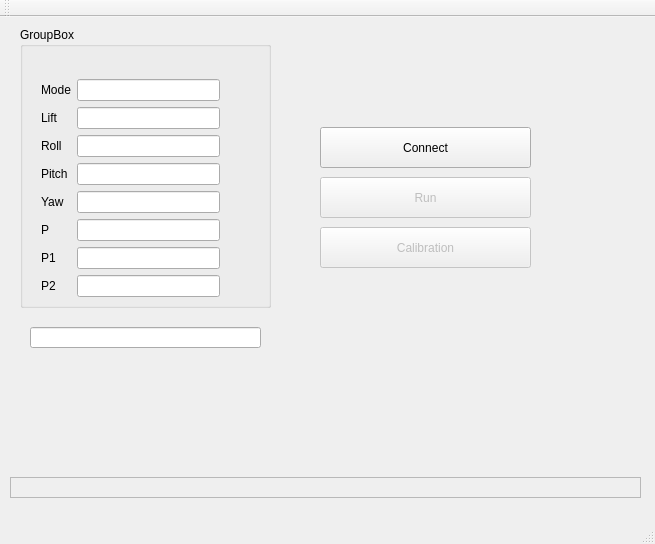
First picture: the form in pc/GUI/mainwindow.ui, repository Imara90/ERTS, before the edit.
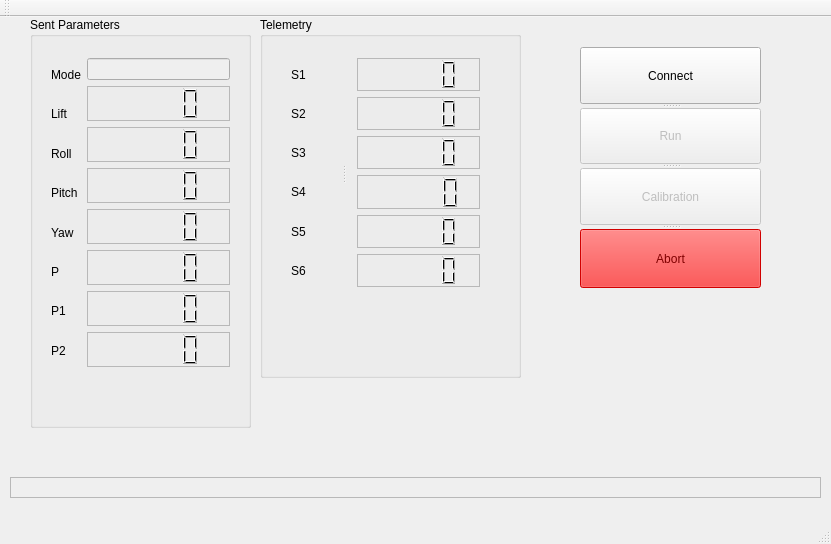
Second picture: the form after the edit.

Commit message:
Package.h modified - Clip lift values 0-255 - Clip the input Data array as well
GUI
- Telemetry display controls were added
- Mode,Roll,Pitch,Yaw and P gains display controls are included to
visualize what is sent.

The edit to the form file:
```diff
--- a/pc/GUI/mainwindow.ui
+++ b/pc/GUI/mainwindow.ui
@@ -6,7 +6,7 @@
    <rect>
     <x>0</x>
     <y>0</y>
-    <width>655</width>
+    <width>831</width>
     <height>544</height>
    </rect>
   </property>
@@ -14,31 +14,12 @@
    <string>MainWindow</string>
   </property>
   <widget class="QWidget" name="centralWidget">
-   <widget class="QPushButton" name="RunButt">
-    <property name="enabled">
-     <bool>false</bool>
-    </property>
-    <property name="geometry">
-     <rect>
-      <x>320</x>
-      <y>160</y>
-      <width>211</width>
-      <height>41</height>
-     </rect>
-    </property>
-    <property name="toolTip">
-     <string>Controls the QR</string>
-    </property>
-    <property name="text">
-     <string>Run</string>
-    </property>
-   </widget>
    <widget class="QLabel" name="StatusLbl">
     <property name="geometry">
      <rect>
       <x>10</x>
       <y>460</y>
-      <width>631</width>
+      <width>811</width>
       <height>21</height>
      </rect>
     </property>
@@ -58,14 +39,14 @@
    <widget class="QGroupBox" name="groupBox">
     <property name="geometry">
      <rect>
-      <x>20</x>
-      <y>10</y>
-      <width>251</width>
-      <height>281</height>
+      <x>30</x>
+      <y>0</y>
+      <width>221</width>
+      <height>411</height>
      </rect>
     </property>
     <property name="title">
-     <string>GroupBox</string>
+     <string>Sent Parameters</string>
     </property>
     <widget class="QWidget" name="gridLayoutWidget">
      <property name="geometry">
@@ -73,7 +54,7 @@
        <x>10</x>
        <y>30</y>
        <width>201</width>
-       <height>262</height>
+       <height>331</height>
       </rect>
      </property>
      <layout class="QGridLayout" name="gridLayout">
@@ -141,57 +122,108 @@
        <layout class="QVBoxLayout" name="verticalLayout">
         <item>
          <widget class="QLineEdit" name="ModeSel">
+          <property name="enabled">
+           <bool>false</bool>
+          </property>
+          <property name="focusPolicy">
+           <enum>Qt::NoFocus</enum>
+          </property>
+          <property name="frame">
+           <bool>true</bool>
+          </property>
           <property name="readOnly">
            <bool>true</bool>
           </property>
          </widget>
         </item>
         <item>
-         <widget class="QLineEdit" name="Lift">
-          <property name="readOnly">
-           <bool>true</bool>
+         <widget class="QLCDNumber" name="Lift">
+          <property name="frameShape">
+           <enum>QFrame::StyledPanel</enum>
           </property>
+          <property name="frameShadow">
+           <enum>QFrame::Raised</enum>
+          </property>
+          <property name="mode">
+           <enum>QLCDNumber::Dec</enum>
+          </property>
          </widget>
         </item>
         <item>
-         <widget class="QLineEdit" name="Roll">
-          <property name="readOnly">
-           <bool>true</bool>
+         <widget class="QLCDNumber" name="Roll">
+          <property name="frameShape">
+           <enum>QFrame::StyledPanel</enum>
           </property>
+          <property name="frameShadow">
+           <enum>QFrame::Raised</enum>
+          </property>
+          <property name="mode">
+           <enum>QLCDNumber::Dec</enum>
+          </property>
          </widget>
         </item>
         <item>
-         <widget class="QLineEdit" name="Pitch">
-          <property name="readOnly">
-           <bool>true</bool>
+         <widget class="QLCDNumber" name="Pitch">
+          <property name="frameShape">
+           <enum>QFrame::StyledPanel</enum>
           </property>
+          <property name="frameShadow">
+           <enum>QFrame::Raised</enum>
+          </property>
+          <property name="mode">
+           <enum>QLCDNumber::Dec</enum>
+          </property>
          </widget>
         </item>
         <item>
-         <widget class="QLineEdit" name="Yaw">
-          <property name="readOnly">
-           <bool>true</bool>
+         <widget class="QLCDNumber" name="Yaw">
+          <property name="frameShape">
+           <enum>QFrame::StyledPanel</enum>
           </property>
+          <property name="frameShadow">
+           <enum>QFrame::Raised</enum>
+          </property>
+          <property name="mode">
+           <enum>QLCDNumber::Dec</enum>
+          </property>
          </widget>
         </item>
         <item>
-         <widget class="QLineEdit" name="P">
-          <property name="readOnly">
-           <bool>true</bool>
+         <widget class="QLCDNumber" name="P">
+          <property name="frameShape">
+           <enum>QFrame::StyledPanel</enum>
           </property>
+          <property name="frameShadow">
+           <enum>QFrame::Raised</enum>
+          </property>
+          <property name="mode">
+           <enum>QLCDNumber::Dec</enum>
+          </property>
          </widget>
         </item>
         <item>
-         <widget class="QLineEdit" name="P1">
-          <property name="readOnly">
-           <bool>true</bool>
+         <widget class="QLCDNumber" name="P1">
+          <property name="frameShape">
+           <enum>QFrame::StyledPanel</enum>
           </property>
+          <property name="frameShadow">
+           <enum>QFrame::Raised</enum>
+          </property>
+          <property name="mode">
+           <enum>QLCDNumber::Dec</enum>
+          </property>
          </widget>
         </item>
         <item>
-         <widget class="QLineEdit" name="P2">
-          <property name="readOnly">
-           <bool>true</bool>
+         <widget class="QLCDNumber" name="P2">
+          <property name="frameShape">
+           <enum>QFrame::StyledPanel</enum>
+          </property>
+          <property name="frameShadow">
+           <enum>QFrame::Raised</enum>
+          </property>
+          <property name="mode">
+           <enum>QLCDNumber::Dec</enum>
           </property>
          </widget>
         </item>
@@ -200,44 +232,636 @@
      </layout>
     </widget>
    </widget>
-   <widget class="QPushButton" name="pushButton_2">
-    <property name="enabled">
-     <bool>false</bool>
-    </property>
+   <widget class="QGroupBox" name="groupBox_2">
     <property name="geometry">
      <rect>
-      <x>320</x>
-      <y>210</y>
-      <width>211</width>
-      <height>41</height>
+      <x>260</x>
+      <y>0</y>
+      <width>261</width>
+      <height>361</height>
      </rect>
     </property>
-    <property name="text">
-     <string>Calibration</string>
+    <property name="title">
+     <string>Telemetry</string>
     </property>
-   </widget>
-   <widget class="QLineEdit" name="PkgTxtBox">
-    <property name="geometry">
-     <rect>
-      <x>30</x>
-      <y>310</y>
-      <width>231</width>
-      <height>21</height>
-     </rect>
+    <property name="alignment">
+     <set>Qt::AlignJustify|Qt::AlignTop</set>
     </property>
+    <property name="flat">
+     <bool>false</bool>
+    </property>
+    <property name="checkable">
+     <bool>false</bool>
+    </property>
+    <widget class="QSplitter" name="splitter">
+     <property name="geometry">
+      <rect>
+       <x>20</x>
+       <y>30</y>
+       <width>211</width>
+       <height>251</height>
+      </rect>
+     </property>
+     <property name="orientation">
+      <enum>Qt::Horizontal</enum>
+     </property>
+     <widget class="QWidget" name="layoutWidget">
+      <layout class="QVBoxLayout" name="verticalLayout_3">
+       <item>
+        <widget class="QLabel" name="label_9">
+         <property name="text">
+          <string>S1</string>
+         </property>
+        </widget>
+       </item>
+       <item>
+        <widget class="QLabel" name="label_10">
+         <property name="text">
+          <string>S2</string>
+         </property>
+        </widget>
+       </item>
+       <item>
+        <widget class="QLabel" name="label_11">
+         <property name="text">
+          <string>S3</string>
+         </property>
+        </widget>
+       </item>
+       <item>
+        <widget class="QLabel" name="label_12">
+         <property name="text">
+          <string>S4</string>
+         </property>
+        </widget>
+       </item>
+       <item>
+        <widget class="QLabel" name="label_13">
+         <property name="text">
+          <string>S5</string>
+         </property>
+        </widget>
+       </item>
+       <item>
+        <widget class="QLabel" name="label_14">
+         <property name="text">
+          <string>S6</string>
+         </property>
+        </widget>
+       </item>
+      </layout>
+     </widget>
+     <widget class="QWidget" name="layoutWidget">
+      <layout class="QVBoxLayout" name="TelLay">
+       <item>
+        <widget class="QLCDNumber" name="Tel1">
+         <property name="frameShape">
+          <enum>QFrame::StyledPanel</enum>
+         </property>
+         <property name="frameShadow">
+          <enum>QFrame::Raised</enum>
+         </property>
+         <property name="mode">
+          <enum>QLCDNumber::Hex</enum>
+         </property>
+        </widget>
+       </item>
+       <item>
+        <widget class="QLCDNumber" name="Tel2">
+         <property name="frameShape">
+          <enum>QFrame::StyledPanel</enum>
+         </property>
+         <property name="frameShadow">
+          <enum>QFrame::Raised</enum>
+         </property>
+         <property name="mode">
+          <enum>QLCDNumber::Hex</enum>
+         </property>
+        </widget>
+       </item>
+       <item>
+        <widget class="QLCDNumber" name="Tel4">
+         <property name="frameShape">
+          <enum>QFrame::StyledPanel</enum>
+         </property>
+         <property name="frameShadow">
+          <enum>QFrame::Raised</enum>
+         </property>
+         <property name="mode">
+          <enum>QLCDNumber::Hex</enum>
+         </property>
+        </widget>
+       </item>
+       <item>
+        <widget class="QLCDNumber" name="Tel3">
+         <property name="frameShape">
+          <enum>QFrame::StyledPanel</enum>
+         </property>
+         <property name="frameShadow">
+          <enum>QFrame::Raised</enum>
+         </property>
+         <property name="mode">
+          <enum>QLCDNumber::Hex</enum>
+         </property>
+        </widget>
+       </item>
+       <item>
+        <widget class="QLCDNumber" name="Tel5">
+         <property name="frameShape">
+          <enum>QFrame::StyledPanel</enum>
+         </property>
+         <property name="frameShadow">
+          <enum>QFrame::Raised</enum>
+         </property>
+         <property name="mode">
+          <enum>QLCDNumber::Hex</enum>
+         </property>
+        </widget>
+       </item>
+       <item>
+        <widget class="QLCDNumber" name="Tel6">
+         <property name="frameShape">
+          <enum>QFrame::StyledPanel</enum>
+         </property>
+         <property name="frameShadow">
+          <enum>QFrame::Raised</enum>
+         </property>
+         <property name="mode">
+          <enum>QLCDNumber::Hex</enum>
+         </property>
+        </widget>
+       </item>
+      </layout>
+     </widget>
+    </widget>
    </widget>
-   <widget class="QPushButton" name="CommButt">
+   <widget class="QSplitter" name="splitter_3">
     <property name="geometry">
      <rect>
-      <x>320</x>
-      <y>110</y>
-      <width>211</width>
-      <height>41</height>
+      <x>580</x>
+      <y>30</y>
+      <width>181</width>
+      <height>241</height>
      </rect>
     </property>
-    <property name="text">
-     <string>Connect</string>
+    <property name="orientation">
+     <enum>Qt::Vertical</enum>
     </property>
+    <widget class="QSplitter" name="splitter_2">
+     <property name="orientation">
+      <enum>Qt::Vertical</enum>
+     </property>
+     <widget class="QPushButton" name="CommButt">
+      <property name="text">
+       <string>Connect</string>
+      </property>
+     </widget>
+     <widget class="QPushButton" name="RunButt">
+      <property name="enabled">
+       <bool>false</bool>
+      </property>
+      <property name="toolTip">
+       <string>Controls the QR</string>
+      </property>
+      <property name="text">
+       <string>Run</string>
+      </property>
+     </widget>
+     <widget class="QPushButton" name="pushButton_2">
+      <property name="enabled">
+       <bool>false</bool>
+      </property>
+      <property name="text">
+       <string>Calibration</string>
+      </property>
+     </widget>
+    </widget>
+    <widget class="QPushButton" name="Abort">
+     <property name="enabled">
+      <bool>false</bool>
+     </property>
+     <property name="palette">
+      <palette>
+       <active>
+        <colorrole role="WindowText">
+         <brush brushstyle="SolidPattern">
+          <color alpha="255">
+           <red>0</red>
+           <green>0</green>
+           <blue>0</blue>
+          </color>
+         </brush>
+        </colorrole>
+        <colorrole role="Button">
+         <brush brushstyle="SolidPattern">
+          <color alpha="255">
+           <red>255</red>
+           <green>0</green>
+           <blue>0</blue>
+          </color>
+         </brush>
+        </colorrole>
+        <colorrole role="Light">
+         <brush brushstyle="SolidPattern">
+          <color alpha="255">
+           <red>255</red>
+           <green>127</green>
+           <blue>127</blue>
+          </color>
+         </brush>
+        </colorrole>
+        <colorrole role="Midlight">
+         <brush brushstyle="SolidPattern">
+          <color alpha="255">
+           <red>255</red>
+           <green>63</green>
+           <blue>63</blue>
+          </color>
+         </brush>
+        </colorrole>
+        <colorrole role="Dark">
+         <brush brushstyle="SolidPattern">
+          <color alpha="255">
+           <red>127</red>
+           <green>0</green>
+           <blue>0</blue>
+          </color>
+         </brush>
+        </colorrole>
+        <colorrole role="Mid">
+         <brush brushstyle="SolidPattern">
+          <color alpha="255">
+           <red>170</red>
+           <green>0</green>
+           <blue>0</blue>
+          </color>
+         </brush>
+        </colorrole>
+        <colorrole role="Text">
+         <brush brushstyle="SolidPattern">
+          <color alpha="255">
+           <red>0</red>
+           <green>0</green>
+           <blue>0</blue>
+          </color>
+         </brush>
+        </colorrole>
+        <colorrole role="BrightText">
+         <brush brushstyle="SolidPattern">
+          <color alpha="255">
+           <red>255</red>
+           <green>255</green>
+           <blue>255</blue>
+          </color>
+         </brush>
+        </colorrole>
+        <colorrole role="ButtonText">
+         <brush brushstyle="SolidPattern">
+          <color alpha="255">
+           <red>0</red>
+           <green>0</green>
+           <blue>0</blue>
+          </color>
+         </brush>
+        </colorrole>
+        <colorrole role="Base">
+         <brush brushstyle="SolidPattern">
+          <color alpha="255">
+           <red>255</red>
+           <green>255</green>
+           <blue>255</blue>
+          </color>
+         </brush>
+        </colorrole>
+        <colorrole role="Window">
+         <brush brushstyle="SolidPattern">
+          <color alpha="255">
+           <red>255</red>
+           <green>0</green>
+           <blue>0</blue>
+          </color>
+         </brush>
+        </colorrole>
+        <colorrole role="Shadow">
+         <brush brushstyle="SolidPattern">
+          <color alpha="255">
+           <red>0</red>
+           <green>0</green>
+           <blue>0</blue>
+          </color>
+         </brush>
+        </colorrole>
+        <colorrole role="AlternateBase">
+         <brush brushstyle="SolidPattern">
+          <color alpha="255">
+           <red>255</red>
+           <green>127</green>
+           <blue>127</blue>
+          </color>
+         </brush>
+        </colorrole>
+        <colorrole role="ToolTipBase">
+         <brush brushstyle="SolidPattern">
+          <color alpha="255">
+           <red>255</red>
+           <green>255</green>
+           <blue>220</blue>
+          </color>
+         </brush>
+        </colorrole>
+        <colorrole role="ToolTipText">
+         <brush brushstyle="SolidPattern">
+          <color alpha="255">
+           <red>0</red>
+           <green>0</green>
+           <blue>0</blue>
+          </color>
+         </brush>
+        </colorrole>
+       </active>
+       <inactive>
+        <colorrole role="WindowText">
+         <brush brushstyle="SolidPattern">
+          <color alpha="255">
+           <red>0</red>
+           <green>0</green>
+           <blue>0</blue>
+          </color>
+         </brush>
+        </colorrole>
+        <colorrole role="Button">
+         <brush brushstyle="SolidPattern">
+          <color alpha="255">
+           <red>255</red>
+           <green>0</green>
+           <blue>0</blue>
+          </color>
+         </brush>
+        </colorrole>
+        <colorrole role="Light">
+         <brush brushstyle="SolidPattern">
+          <color alpha="255">
+           <red>255</red>
+           <green>127</green>
+           <blue>127</blue>
+          </color>
+         </brush>
+        </colorrole>
+        <colorrole role="Midlight">
+         <brush brushstyle="SolidPattern">
+          <color alpha="255">
+           <red>255</red>
+           <green>63</green>
+           <blue>63</blue>
+          </color>
+         </brush>
+        </colorrole>
+        <colorrole role="Dark">
+         <brush brushstyle="SolidPattern">
+          <color alpha="255">
+           <red>127</red>
+           <green>0</green>
+           <blue>0</blue>
+          </color>
+         </brush>
+        </colorrole>
+        <colorrole role="Mid">
+         <brush brushstyle="SolidPattern">
+          <color alpha="255">
+           <red>170</red>
+           <green>0</green>
+           <blue>0</blue>
+          </color>
+         </brush>
+        </colorrole>
+        <colorrole role="Text">
+         <brush brushstyle="SolidPattern">
+          <color alpha="255">
+           <red>0</red>
+           <green>0</green>
+           <blue>0</blue>
+          </color>
+         </brush>
+        </colorrole>
+        <colorrole role="BrightText">
+         <brush brushstyle="SolidPattern">
+          <color alpha="255">
+           <red>255</red>
+           <green>255</green>
+           <blue>255</blue>
+          </color>
+         </brush>
+        </colorrole>
+        <colorrole role="ButtonText">
+         <brush brushstyle="SolidPattern">
+          <color alpha="255">
+           <red>0</red>
+           <green>0</green>
+           <blue>0</blue>
+          </color>
+         </brush>
+        </colorrole>
+        <colorrole role="Base">
+         <brush brushstyle="SolidPattern">
+          <color alpha="255">
+           <red>255</red>
+           <green>255</green>
+           <blue>255</blue>
+          </color>
+         </brush>
+        </colorrole>
+        <colorrole role="Window">
+         <brush brushstyle="SolidPattern">
+          <color alpha="255">
+           <red>255</red>
+           <green>0</green>
+           <blue>0</blue>
+          </color>
+         </brush>
+        </colorrole>
+        <colorrole role="Shadow">
+         <brush brushstyle="SolidPattern">
+          <color alpha="255">
+           <red>0</red>
+           <green>0</green>
+           <blue>0</blue>
+          </color>
+         </brush>
+        </colorrole>
+        <colorrole role="AlternateBase">
+         <brush brushstyle="SolidPattern">
+          <color alpha="255">
+           <red>255</red>
+           <green>127</green>
+           <blue>127</blue>
+          </color>
+         </brush>
+        </colorrole>
+        <colorrole role="ToolTipBase">
+         <brush brushstyle="SolidPattern">
+          <color alpha="255">
+           <red>255</red>
+           <green>255</green>
+           <blue>220</blue>
+          </color>
+         </brush>
+        </colorrole>
+        <colorrole role="ToolTipText">
+         <brush brushstyle="SolidPattern">
+          <color alpha="255">
+           <red>0</red>
+           <green>0</green>
+           <blue>0</blue>
+          </color>
+         </brush>
+        </colorrole>
+       </inactive>
+       <disabled>
+        <colorrole role="WindowText">
+         <brush brushstyle="SolidPattern">
+          <color alpha="255">
+           <red>127</red>
+           <green>0</green>
+           <blue>0</blue>
+          </color>
+         </brush>
+        </colorrole>
+        <colorrole role="Button">
+         <brush brushstyle="SolidPattern">
+          <color alpha="255">
+           <red>255</red>
+           <green>0</green>
+           <blue>0</blue>
+          </color>
+         </brush>
+        </colorrole>
+        <colorrole role="Light">
+         <brush brushstyle="SolidPattern">
+          <color alpha="255">
+           <red>255</red>
+           <green>127</green>
+           <blue>127</blue>
+          </color>
+         </brush>
+        </colorrole>
+        <colorrole role="Midlight">
+         <brush brushstyle="SolidPattern">
+          <color alpha="255">
+           <red>255</red>
+           <green>63</green>
+           <blue>63</blue>
+          </color>
+         </brush>
+        </colorrole>
+        <colorrole role="Dark">
+         <brush brushstyle="SolidPattern">
+          <color alpha="255">
+           <red>127</red>
+           <green>0</green>
+           <blue>0</blue>
+          </color>
+         </brush>
+        </colorrole>
+        <colorrole role="Mid">
+         <brush brushstyle="SolidPattern">
+          <color alpha="255">
+           <red>170</red>
+           <green>0</green>
+           <blue>0</blue>
+          </color>
+         </brush>
+        </colorrole>
+        <colorrole role="Text">
+         <brush brushstyle="SolidPattern">
+          <color alpha="255">
+           <red>127</red>
+           <green>0</green>
+           <blue>0</blue>
+          </color>
+         </brush>
+        </colorrole>
+        <colorrole role="BrightText">
+         <brush brushstyle="SolidPattern">
+          <color alpha="255">
+           <red>255</red>
+           <green>255</green>
+           <blue>255</blue>
+          </color>
+         </brush>
+        </colorrole>
+        <colorrole role="ButtonText">
+         <brush brushstyle="SolidPattern">
+          <color alpha="255">
+           <red>127</red>
+           <green>0</green>
+           <blue>0</blue>
+          </color>
+         </brush>
+        </colorrole>
+        <colorrole role="Base">
+         <brush brushstyle="SolidPattern">
+          <color alpha="255">
+           <red>255</red>
+           <green>0</green>
+           <blue>0</blue>
+          </color>
+         </brush>
+        </colorrole>
+        <colorrole role="Window">
+         <brush brushstyle="SolidPattern">
+          <color alpha="255">
+           <red>255</red>
+           <green>0</green>
+           <blue>0</blue>
+          </color>
+         </brush>
+        </colorrole>
+        <colorrole role="Shadow">
+         <brush brushstyle="SolidPattern">
+          <color alpha="255">
+           <red>0</red>
+           <green>0</green>
+           <blue>0</blue>
+          </color>
+         </brush>
+        </colorrole>
+        <colorrole role="AlternateBase">
+         <brush brushstyle="SolidPattern">
+          <color alpha="255">
+           <red>255</red>
+           <green>0</green>
+           <blue>0</blue>
+          </color>
+         </brush>
+        </colorrole>
+        <colorrole role="ToolTipBase">
+         <brush brushstyle="SolidPattern">
+          <color alpha="255">
+           <red>255</red>
+           <green>255</green>
+           <blue>220</blue>
+          </color>
+         </brush>
+        </colorrole>
+        <colorrole role="ToolTipText">
+         <brush brushstyle="SolidPattern">
+          <color alpha="255">
+           <red>0</red>
+           <green>0</green>
+           <blue>0</blue>
+          </color>
+         </brush>
+        </colorrole>
+       </disabled>
+      </palette>
+     </property>
+     <property name="toolTip">
+      <string>Controls the QR</string>
+     </property>
+     <property name="text">
+      <string>Abort</string>
+     </property>
+    </widget>
    </widget>
   </widget>
   <widget class="QMenuBar" name="menuBar">
```
Left out of the diff: 8 changed lines with no effect on the pictures. The commit also changes 10 other files.
